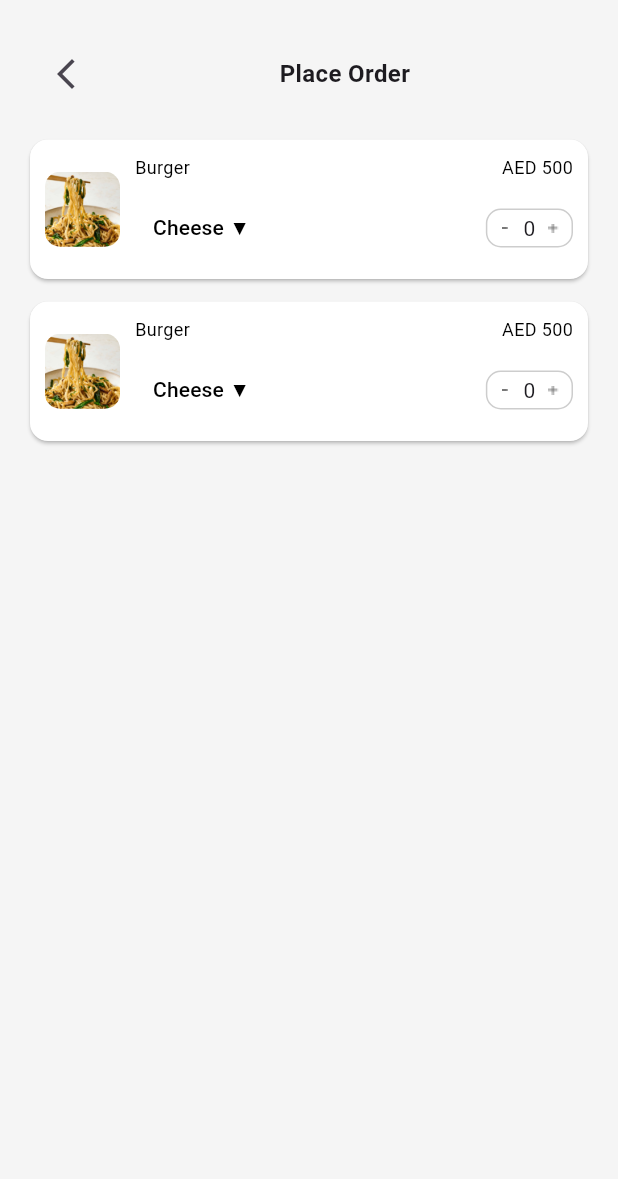
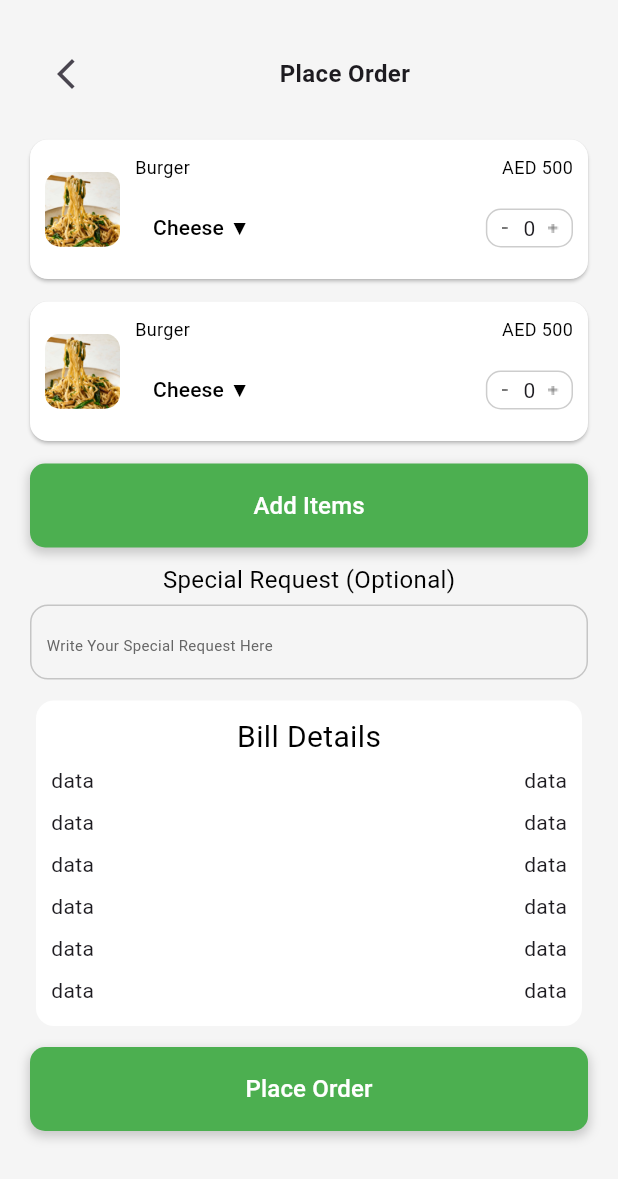
Before and after one commit to RakeshRajput9675/Gravito_flutter, a Flutter app: the PlaceOrderScreen screen opened directly, on a phone screen of 412 x 824 dp. Shown: the top 1179 px of the screen. Run offline on Flutter 3.47's test engine with Material 3 defaults, Android fonts, the phone set to English and light mode, and no system bars; our stand-ins replace flutter_otp_text_field, get, permission_handler; missing offline and left inert: dropdown_flutter.

Commit message:
almost ui done

```diff
--- a/lib/screens/PlaceOrderScreen.dart
+++ b/lib/screens/PlaceOrderScreen.dart
@@ -1,4 +1,8 @@
 import 'package:flutter/material.dart';
+import 'package:get/route_manager.dart';
+import 'package:gravito/screens/HomeScreen.dart';
+import 'package:gravito/screens/LoginScreen.dart';
+import 'package:gravito/screens/ManualOrderScreen.dart';
 
 class PlaceOrderScreen extends StatefulWidget {
   const PlaceOrderScreen({super.key});
@@ -174,6 +178,99 @@ class _PlaceOrderScreenState extends State<PlaceOrderScreen> {
                     );
                   },
                 ),
+                SizedBox(
+                  width: double.infinity,
+                  child: ButtonWidget("Add Items", () {
+                    Get.to(const ManualOrderScreen());
+                  }),
+                ),
+                const SizedBox(height: 10),
+                Text("Special Request (Optional)", style: TextStyle(
+                  fontSize: 16,
+                  color: Colors.black,
+                ),),
+                const SizedBox(height: 5,),
+                Container(
+                  width: double.infinity,
+                  padding: EdgeInsets.symmetric(horizontal: 10),
+                  decoration: BoxDecoration(
+                    borderRadius: BorderRadius.circular(12),
+                    border: Border.all(
+                      color: Color(0xff33040404),
+                    ),
+                  ),
+                  child: TextField(
+                    keyboardType: TextInputType.multiline,
+                    maxLines: null,
+                    decoration: InputDecoration(
+                      fillColor: Colors.transparent,
+                      border: InputBorder.none,
+                      hint: Text(
+                        "Write Your Special Request Here", style: TextStyle(
+                        fontSize: 10,
+                        color: Color(0xff666666),
+                      ),
+                      ),
+                    ),
+                  ),
+                ),
+                const SizedBox(height: 10),
+                SizedBox(
+                  width: double.infinity,
+                  child: Card(
+                    elevation: 0,
+                    color: Colors.white,
+                    shape: RoundedRectangleBorder(
+                      borderRadius: BorderRadius.circular(12),
+                    ),
+                    child: Padding(
+                      padding: EdgeInsets.all(10),
+                      child: Column(
+                        crossAxisAlignment: CrossAxisAlignment.center,
+                        children: [
+                          Text(
+                            "Bill Details",
+                            style: TextStyle(
+                              fontSize: 20,
+                              color: Colors.black,
+                            ),
+                          ),
+                          ListView.builder(
+                            itemCount: 6,
+                            padding: EdgeInsets.zero,
+                            // <-- THIS removes the sneaky gap
+                            shrinkWrap: true,
+                            // <-- tells it to take only needed height
+                            physics: NeverScrollableScrollPhysics(),
+                            // <-- disables internal scroll
+                            itemBuilder: (context, index) {
+                              return Padding(
+                                padding: EdgeInsets.symmetric(vertical: 4),
+                                child: Row(
+                                  mainAxisAlignment: MainAxisAlignment
+                                      .spaceBetween,
+                                  children: const [
+                                    Text("data"),
+                                    Text("data"),
+                                  ],
+                                ),
+                              );
+                            },
+                          ),
+                        ],
+                      ),
+                    ),
+                  ),
+                ),
+                const SizedBox(height: 10),
+
+                SizedBox(
+                  width: double.infinity,
+                  child: ButtonWidget("Place Order", () {
+                   showCustomSnackBar(context,message: 'Order Placed Successfully');
+                   Get.to(HomeScreen());
+                  }),
+                )
               ],
             ),
           ),
@@ -182,3 +279,72 @@ class _PlaceOrderScreenState extends State<PlaceOrderScreen> {
     );
   }
 }
+
+void showSuccessDialog(
+    BuildContext context, {
+      required String message,
+      String imagePath = "asset/images/dialog.png",
+      Duration autoCloseDuration = const Duration(seconds: 2),
+      Widget? nextScreen, // <-- pass any screen you want to go to
+    }) {
+  showDialog(
+    context: context,
+    barrierDismissible: false,
+    builder: (BuildContext dialogContext) {
+      Future.delayed(autoCloseDuration, () {
+        if (Navigator.canPop(dialogContext)) {
+          Navigator.pop(dialogContext);
+
+          if (nextScreen != null) {
+            Get.to(nextScreen); // <-- navigate to your chosen screen
+          }
+        }
+      });
+
+      return AlertDialog(
+        backgroundColor: Colors.white,
+        shape: RoundedRectangleBorder(
+          borderRadius: BorderRadius.circular(16),
+        ),
+        content: Column(
+          mainAxisSize: MainAxisSize.min,
+          children: [
+            Image.asset(imagePath, height: 85, width: 85, fit: BoxFit.fill),
+            const SizedBox(height: 16),
+            Text(
+              message,
+              textAlign: TextAlign.center,
+              style: const TextStyle(
+                fontSize: 18,
+                fontWeight: FontWeight.w600,
+              ),
+            ),
+          ],
+        ),
+      );
+    },
+  );
+}
+
+void showCustomSnackBar(
+    BuildContext context, {
+      required String message,
+      Color backgroundColor = Colors.green,
+      Duration duration = const Duration(seconds: 2),
+    }) {
+  ScaffoldMessenger.of(context).showSnackBar(
+    SnackBar(
+      content: Text(message),
+      elevation: 1,
+      duration: duration,
+      backgroundColor: backgroundColor,
+      behavior: SnackBarBehavior.floating,
+      shape: const RoundedRectangleBorder(
+        borderRadius: BorderRadius.only(
+          topLeft: Radius.circular(10),
+          topRight: Radius.circular(10),
+        ),
+      ),
+    ),
+  );
+}
```
Also changed, not shown: lib/screens/TransferTableScreen.dart (line endings or trailing spaces).
